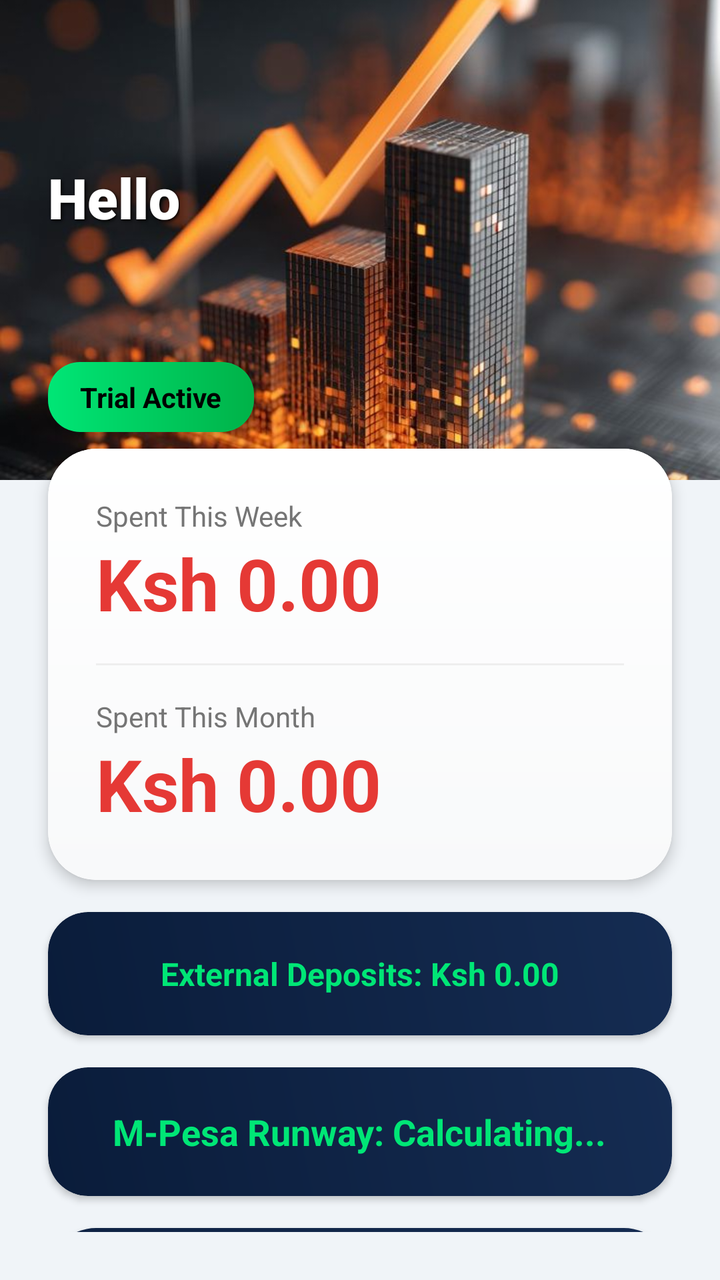
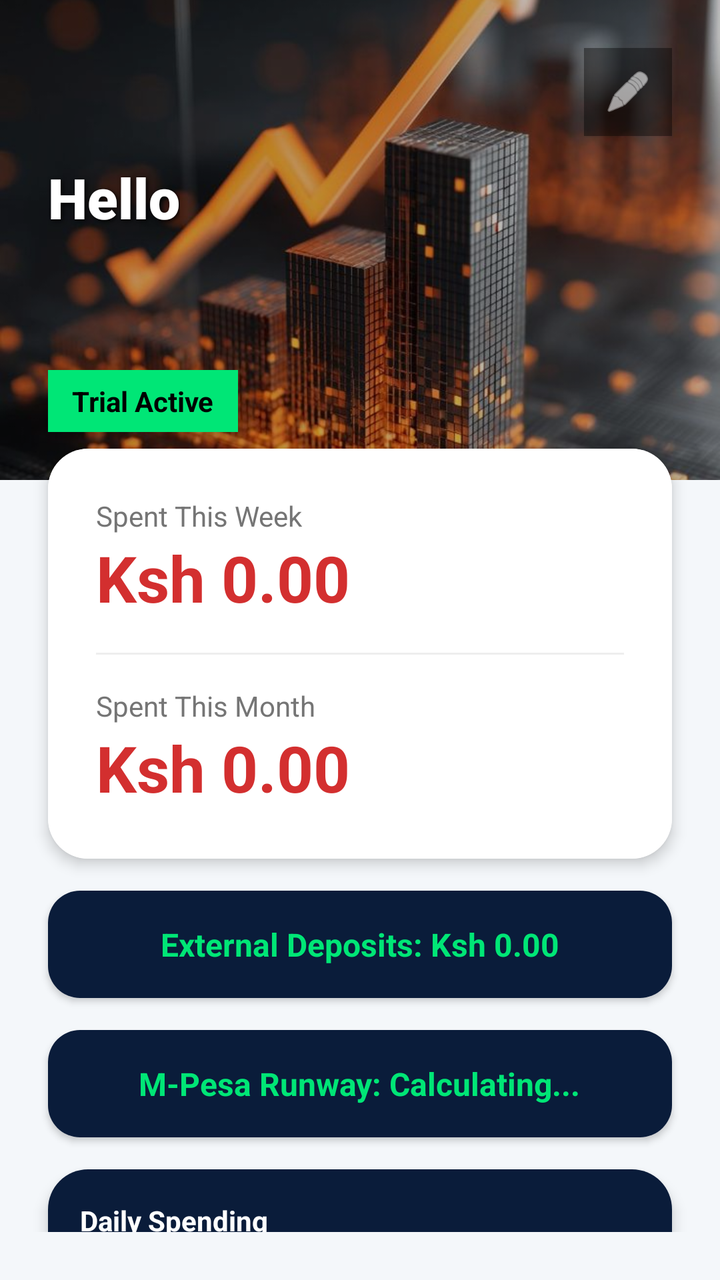

The first picture is an Android layout as it rendered before a commit; the second is the same layout after the commit. The layout source and the unified diff follow.
<!-- AndroidManifest.xml: application theme Theme.MPesaExpenseTracker -->
<!-- res/layout/fragment_home.xml -->
<?xml version="1.0" encoding="utf-8"?>
<androidx.core.widget.NestedScrollView xmlns:android="http://schemas.android.com/apk/res/android"
    xmlns:app="http://schemas.android.com/apk/res-auto"
    android:layout_width="match_parent"
    android:layout_height="match_parent"
    android:background="#F0F4F8"
    android:paddingBottom="24dp">

    <LinearLayout
        android:layout_width="match_parent"
        android:layout_height="wrap_content"
        android:orientation="vertical">

        <FrameLayout
            android:layout_width="match_parent"
            android:layout_height="240dp">
            <ImageView
                android:id="@+id/imgHomeBg"
                android:layout_width="match_parent"
                android:layout_height="match_parent"
                android:scaleType="centerCrop"
                android:src="@drawable/bg_home" />
            <TextView
                android:id="@+id/tvGreeting"
                android:layout_width="wrap_content"
                android:layout_height="wrap_content"
                android:text="Hello"
                android:textColor="#FFFFFF"
                android:textSize="28sp"
                android:fontFamily="sans-serif-black"
                android:textStyle="bold"
                android:layout_marginStart="24dp"
                android:layout_marginTop="80dp"
                android:shadowColor="#000000"
                android:shadowDx="2"
                android:shadowDy="2"
                android:shadowRadius="4"/>
            <TextView
                android:id="@+id/tvTrialBadge"
                android:layout_width="wrap_content"
                android:layout_height="wrap_content"
                android:background="@drawable/bg_btn_emerald"
                android:paddingHorizontal="16dp"
                android:paddingVertical="8dp"
                android:text="Trial Active"
                android:textColor="#000000"
                android:textStyle="bold"
                android:layout_gravity="bottom"
                android:layout_marginBottom="24dp"
                android:layout_marginStart="24dp"
                android:elevation="4dp"/>
        </FrameLayout>

        
        <androidx.cardview.widget.CardView
            android:layout_width="match_parent"
            android:layout_height="wrap_content"
            android:layout_marginHorizontal="24dp"
            android:layout_marginTop="-16dp"
            app:cardCornerRadius="24dp"
            app:cardElevation="4dp"
            android:foreground="?attr/selectableItemBackground"
            android:clickable="true"
            android:focusable="true">
            <LinearLayout
                android:layout_width="match_parent"
                android:layout_height="wrap_content"
                android:orientation="vertical"
                android:padding="24dp"
                android:background="@drawable/bg_card_white">
                <TextView android:layout_width="wrap_content" android:layout_height="wrap_content" android:text="Spent This Week" android:textColor="#757575" android:textSize="14sp"/>
                <TextView android:id="@+id/tvWeekTotal" android:layout_width="wrap_content" android:layout_height="wrap_content" android:text="Ksh 0.00" android:textColor="#E53935" android:textSize="36sp" android:textStyle="bold" />
                <View android:layout_width="match_parent" android:layout_height="1dp" android:background="#EEEEEE" android:layout_marginVertical="16dp" />
                <TextView android:layout_width="wrap_content" android:layout_height="wrap_content" android:text="Spent This Month" android:textColor="#757575" android:textSize="14sp"/>
                <TextView android:id="@+id/tvMonthTotal" android:layout_width="wrap_content" android:layout_height="wrap_content" android:text="Ksh 0.00" android:textColor="#E53935" android:textSize="36sp" android:textStyle="bold" />
            </LinearLayout>
        </androidx.cardview.widget.CardView>

        
        <androidx.cardview.widget.CardView
            android:layout_width="match_parent"
            android:layout_height="wrap_content"
            android:layout_marginHorizontal="24dp"
            android:layout_marginTop="16dp"
            app:cardCornerRadius="20dp"
            app:cardElevation="2dp"
            android:foreground="?attr/selectableItemBackground"
            android:clickable="true"
            android:focusable="true">
            <LinearLayout
                android:layout_width="match_parent"
                android:layout_height="wrap_content"
                android:padding="20dp"
                android:gravity="center"
                android:background="@drawable/bg_card_blue">
                <TextView
                    android:id="@+id/tvExternalDeposits"
                    android:layout_width="wrap_content"
                    android:layout_height="wrap_content"
                    android:text="External Deposits: Ksh 0.00"
                    android:textSize="16sp"
                    android:textStyle="bold"
                    android:textColor="#00E676" />
            </LinearLayout>
        </androidx.cardview.widget.CardView>

        
        <androidx.cardview.widget.CardView
            android:layout_width="match_parent"
            android:layout_height="wrap_content"
            android:layout_marginHorizontal="24dp"
            android:layout_marginTop="16dp"
            app:cardCornerRadius="20dp"
            app:cardElevation="2dp"
            android:foreground="?attr/selectableItemBackground"
            android:clickable="true"
            android:focusable="true">
            <LinearLayout
                android:layout_width="match_parent"
                android:layout_height="wrap_content"
                android:padding="20dp"
                android:gravity="center"
                android:background="@drawable/bg_card_blue">
                <TextView
                    android:id="@+id/tvRunway"
                    android:layout_width="wrap_content"
                    android:layout_height="wrap_content"
                    android:text="M-Pesa Runway: Calculating..."
                    android:textSize="18sp"
                    android:textStyle="bold"
                    android:textColor="#00E676" />
            </LinearLayout>
        </androidx.cardview.widget.CardView>

        
        <androidx.cardview.widget.CardView
            android:layout_width="match_parent"
            android:layout_height="wrap_content"
            android:layout_marginHorizontal="24dp"
            android:layout_marginTop="16dp"
            android:layout_marginBottom="24dp"
            app:cardCornerRadius="24dp"
            app:cardElevation="4dp">
            <LinearLayout
                android:layout_width="match_parent"
                android:layout_height="wrap_content"
                android:orientation="vertical"
                android:padding="24dp"
                android:background="@drawable/bg_card_blue">
                <TextView android:layout_width="wrap_content" android:layout_height="wrap_content" android:text="Daily Spending" android:textColor="#FFFFFF" android:textStyle="bold" android:layout_marginBottom="16dp"/>
                <com.novanest.mpesatracker.BarChartView
                    android:id="@+id/barChart"
                    android:layout_width="match_parent"
                    android:layout_height="180dp" />
            </LinearLayout>
        </androidx.cardview.widget.CardView>

    </LinearLayout>
</androidx.core.widget.NestedScrollView>
<!-- resources referenced by this layout -->
<resources>
  <!-- drawable bg_btn_emerald (drawable) -->
  <?xml version="1.0" encoding="utf-8"?>
  <shape xmlns:android="http://schemas.android.com/apk/res/android" android:shape="rectangle">
      <gradient android:startColor="#00E676" android:endColor="#00B248" android:angle="0" />
      <corners android:radius="16dp" />
  </shape>
  <!-- drawable bg_card_blue (drawable) -->
  <?xml version="1.0" encoding="utf-8"?>
  <shape xmlns:android="http://schemas.android.com/apk/res/android" android:shape="rectangle">
      <gradient android:startColor="#0A1C3A" android:endColor="#152C52" android:angle="45" />
      <corners android:radius="20dp" />
  </shape>
  <!-- drawable bg_card_white (drawable) -->
  <?xml version="1.0" encoding="utf-8"?>
  <shape xmlns:android="http://schemas.android.com/apk/res/android" android:shape="rectangle">
      <gradient android:startColor="#FFFFFF" android:endColor="#F8F9FA" android:angle="270" />
      <corners android:radius="24dp" />
  </shape>
  <!-- drawable bg_home: jpg bitmap (drawable, 78848 bytes) -->
  <style name="Theme.MPesaExpenseTracker" parent="Theme.Material3.Light.NoActionBar">
          <item name="colorPrimary">#0A1C3A</item>
          <item name="colorPrimaryDark">#000000</item>
          <item name="colorSecondary">#00E676</item>
          <item name="android:windowBackground">#F0F4F8</item>
          <item name="android:statusBarColor">#0A1C3A</item>
          <item name="android:forceDarkAllowed">false</item>
      </style>
</resources>

<!-- the commit's change to res/layout/fragment_home.xml (unified diff, before → after) -->
@@ -3,7 +3,7 @@
     xmlns:app="http://schemas.android.com/apk/res-auto"
     android:layout_width="match_parent"
     android:layout_height="match_parent"
-    android:background="#F0F4F8"
+    android:background="#F4F7FA"
     android:paddingBottom="24dp">
 
     <LinearLayout
@@ -11,15 +11,23 @@
         android:layout_height="wrap_content"
         android:orientation="vertical">
 
+        
         <FrameLayout
             android:layout_width="match_parent"
             android:layout_height="240dp">
+            
             <ImageView
                 android:id="@+id/imgHomeBg"
                 android:layout_width="match_parent"
                 android:layout_height="match_parent"
                 android:scaleType="centerCrop"
                 android:src="@drawable/bg_home" />
+                
+            <View
+                android:layout_width="match_parent"
+                android:layout_height="match_parent"
+                android:background="#40000000" />
+
             <TextView
                 android:id="@+id/tvGreeting"
                 android:layout_width="wrap_content"
@@ -34,14 +42,15 @@
                 android:shadowColor="#000000"
                 android:shadowDx="2"
                 android:shadowDy="2"
-                android:shadowRadius="4"/>
+                android:shadowRadius="6"/>
+                
             <TextView
                 android:id="@+id/tvTrialBadge"
                 android:layout_width="wrap_content"
                 android:layout_height="wrap_content"
-                android:background="@drawable/bg_btn_emerald"
-                android:paddingHorizontal="16dp"
-                android:paddingVertical="8dp"
+                android:background="#00E676"
+                android:paddingHorizontal="12dp"
+                android:paddingVertical="6dp"
                 android:text="Trial Active"
                 android:textColor="#000000"
                 android:textStyle="bold"
@@ -49,6 +58,20 @@
                 android:layout_marginBottom="24dp"
                 android:layout_marginStart="24dp"
                 android:elevation="4dp"/>
+
+            
+            <ImageView
+                android:id="@+id/btnThemeColor"
+                android:layout_width="44dp"
+                android:layout_height="44dp"
+                android:padding="10dp"
+                android:src="@android:drawable/ic_menu_edit"
+                android:background="#66000000"
+                app:tint="#FFFFFF"
+                android:elevation="4dp"
+                android:layout_gravity="top|end"
+                android:layout_marginTop="24dp"
+                android:layout_marginEnd="24dp" />
         </FrameLayout>
 
         
@@ -57,22 +80,20 @@
             android:layout_height="wrap_content"
             android:layout_marginHorizontal="24dp"
             android:layout_marginTop="-16dp"
-            app:cardCornerRadius="24dp"
+            app:cardCornerRadius="20dp"
             app:cardElevation="4dp"
-            android:foreground="?attr/selectableItemBackground"
-            android:clickable="true"
-            android:focusable="true">
+            android:foreground="?attr/selectableItemBackground">
             <LinearLayout
                 android:layout_width="match_parent"
                 android:layout_height="wrap_content"
                 android:orientation="vertical"
                 android:padding="24dp"
-                android:background="@drawable/bg_card_white">
+                android:background="#FFFFFF">
                 <TextView android:layout_width="wrap_content" android:layout_height="wrap_content" android:text="Spent This Week" android:textColor="#757575" android:textSize="14sp"/>
-                <TextView android:id="@+id/tvWeekTotal" android:layout_width="wrap_content" android:layout_height="wrap_content" android:text="Ksh 0.00" android:textColor="#E53935" android:textSize="36sp" android:textStyle="bold" />
+                <TextView android:id="@+id/tvWeekTotal" android:layout_width="wrap_content" android:layout_height="wrap_content" android:text="Ksh 0.00" android:textColor="#D32F2F" android:textSize="32sp" android:textStyle="bold" />
                 <View android:layout_width="match_parent" android:layout_height="1dp" android:background="#EEEEEE" android:layout_marginVertical="16dp" />
                 <TextView android:layout_width="wrap_content" android:layout_height="wrap_content" android:text="Spent This Month" android:textColor="#757575" android:textSize="14sp"/>
-                <TextView android:id="@+id/tvMonthTotal" android:layout_width="wrap_content" android:layout_height="wrap_content" android:text="Ksh 0.00" android:textColor="#E53935" android:textSize="36sp" android:textStyle="bold" />
+                <TextView android:id="@+id/tvMonthTotal" android:layout_width="wrap_content" android:layout_height="wrap_content" android:text="Ksh 0.00" android:textColor="#D32F2F" android:textSize="32sp" android:textStyle="bold" />
             </LinearLayout>
         </androidx.cardview.widget.CardView>
 
@@ -82,17 +103,15 @@
             android:layout_height="wrap_content"
             android:layout_marginHorizontal="24dp"
             android:layout_marginTop="16dp"
-            app:cardCornerRadius="20dp"
+            app:cardCornerRadius="16dp"
             app:cardElevation="2dp"
-            android:foreground="?attr/selectableItemBackground"
-            android:clickable="true"
-            android:focusable="true">
+            android:foreground="?attr/selectableItemBackground">
             <LinearLayout
                 android:layout_width="match_parent"
                 android:layout_height="wrap_content"
-                android:padding="20dp"
+                android:padding="16dp"
                 android:gravity="center"
-                android:background="@drawable/bg_card_blue">
+                android:background="#0A1C3A">
                 <TextView
                     android:id="@+id/tvExternalDeposits"
                     android:layout_width="wrap_content"
@@ -110,23 +129,21 @@
             android:layout_height="wrap_content"
             android:layout_marginHorizontal="24dp"
             android:layout_marginTop="16dp"
-            app:cardCornerRadius="20dp"
+            app:cardCornerRadius="16dp"
             app:cardElevation="2dp"
-            android:foreground="?attr/selectableItemBackground"
-            android:clickable="true"
-            android:focusable="true">
+            android:foreground="?attr/selectableItemBackground">
             <LinearLayout
                 android:layout_width="match_parent"
                 android:layout_height="wrap_content"
-                android:padding="20dp"
+                android:padding="16dp"
                 android:gravity="center"
-                android:background="@drawable/bg_card_blue">
+                android:background="#0A1C3A">
                 <TextView
                     android:id="@+id/tvRunway"
                     android:layout_width="wrap_content"
                     android:layout_height="wrap_content"
                     android:text="M-Pesa Runway: Calculating..."
-                    android:textSize="18sp"
+                    android:textSize="16sp"
                     android:textStyle="bold"
                     android:textColor="#00E676" />
             </LinearLayout>
@@ -139,15 +156,15 @@
             android:layout_marginHorizontal="24dp"
             android:layout_marginTop="16dp"
             android:layout_marginBottom="24dp"
-            app:cardCornerRadius="24dp"
+            app:cardCornerRadius="20dp"
             app:cardElevation="4dp">
             <LinearLayout
                 android:layout_width="match_parent"
                 android:layout_height="wrap_content"
                 android:orientation="vertical"
-                android:padding="24dp"
-                android:background="@drawable/bg_card_blue">
-                <TextView android:layout_width="wrap_content" android:layout_height="wrap_content" android:text="Daily Spending" android:textColor="#FFFFFF" android:textStyle="bold" android:layout_marginBottom="16dp"/>
+                android:padding="16dp"
+                android:background="#0A1C3A">
+                <TextView android:layout_width="wrap_content" android:layout_height="wrap_content" android:text="Daily Spending" android:textColor="#FFFFFF" android:textStyle="bold" android:layout_marginBottom="8dp"/>
                 <com.novanest.mpesatracker.BarChartView
                     android:id="@+id/barChart"
                     android:layout_width="match_parent"
<!-- resource entries referenced after the edit -->
@@ -1,23 +1,5 @@
 <!-- resources referenced by this layout -->
 <resources>
-  <!-- drawable bg_btn_emerald (drawable) -->
-  <?xml version="1.0" encoding="utf-8"?>
-  <shape xmlns:android="http://schemas.android.com/apk/res/android" android:shape="rectangle">
-      <gradient android:startColor="#00E676" android:endColor="#00B248" android:angle="0" />
-      <corners android:radius="16dp" />
-  </shape>
-  <!-- drawable bg_card_blue (drawable) -->
-  <?xml version="1.0" encoding="utf-8"?>
-  <shape xmlns:android="http://schemas.android.com/apk/res/android" android:shape="rectangle">
-      <gradient android:startColor="#0A1C3A" android:endColor="#152C52" android:angle="45" />
-      <corners android:radius="20dp" />
-  </shape>
-  <!-- drawable bg_card_white (drawable) -->
-  <?xml version="1.0" encoding="utf-8"?>
-  <shape xmlns:android="http://schemas.android.com/apk/res/android" android:shape="rectangle">
-      <gradient android:startColor="#FFFFFF" android:endColor="#F8F9FA" android:angle="270" />
-      <corners android:radius="24dp" />
-  </shape>
   <!-- drawable bg_home: jpg bitmap (drawable, 78848 bytes) -->
   <style name="Theme.MPesaExpenseTracker" parent="Theme.Material3.Light.NoActionBar">
           <item name="colorPrimary">#0A1C3A</item>
